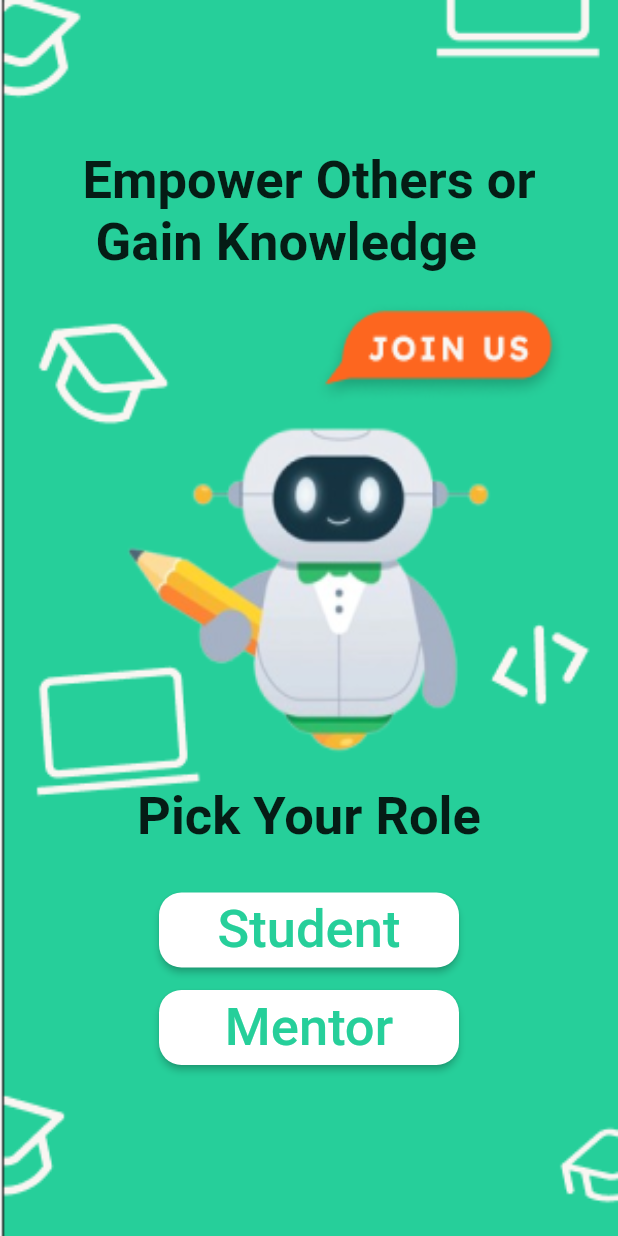
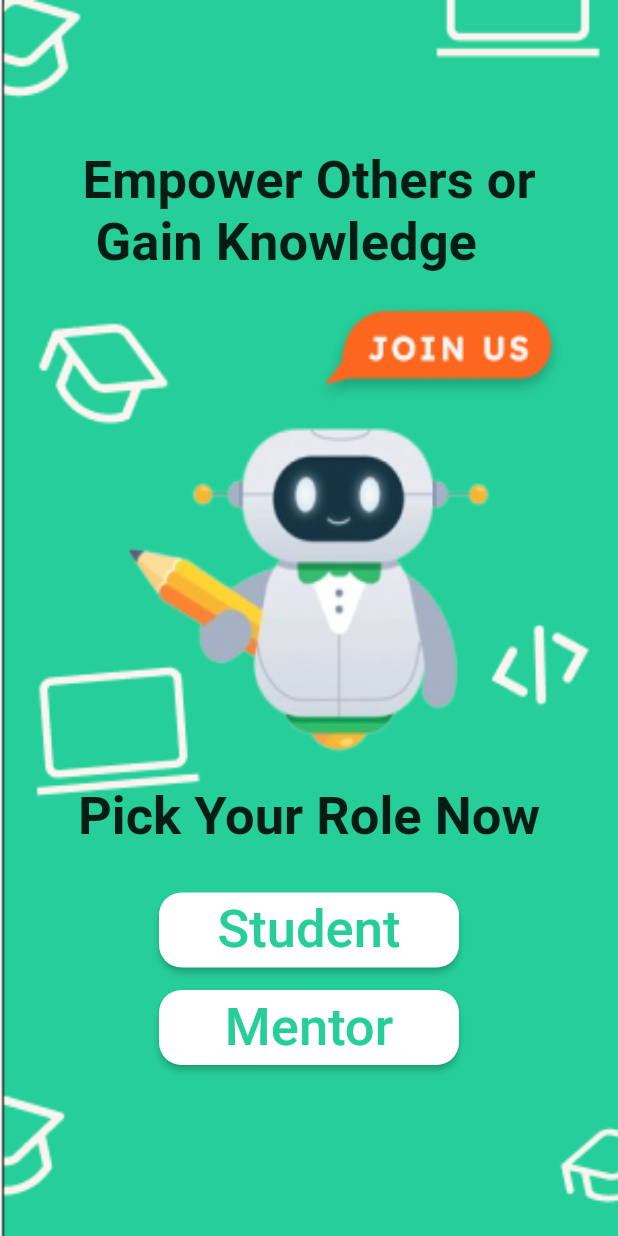
Before and after one commit to ibrahimhassan23/hci_project, a Flutter app: the screen it shows after launch, on a phone screen of 412 x 824 dp. Run offline on Flutter 3.47's test engine with Material 2 defaults, Android fonts, the phone set to English and light mode, and no system bars.

Commit message:
adding Role now

```diff
--- a/lib/pages/selectorpage.dart
+++ b/lib/pages/selectorpage.dart
@@ -45,7 +45,7 @@ class selectorpage extends StatelessWidget {
                 flex: 3,
               ),
               Text(
-                'Pick Your Role',
+                'Pick Your Role Now',
                 style: TextStyle(fontSize: 35, fontWeight: FontWeight.bold),
               ),
               SizedBox(
```
